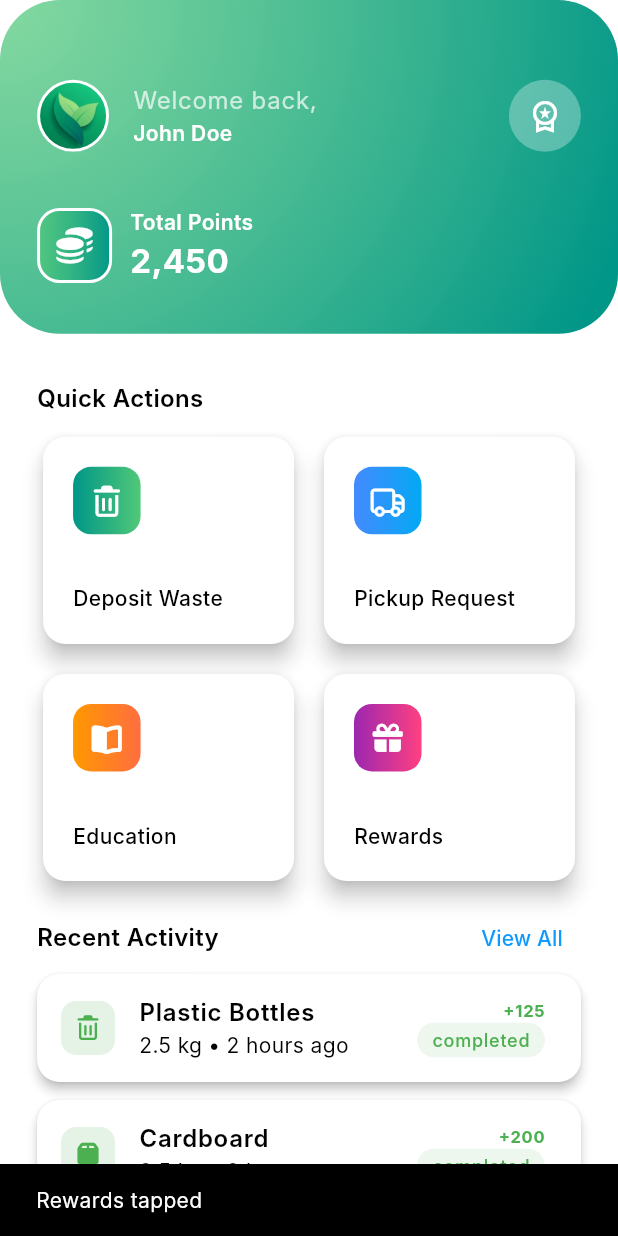
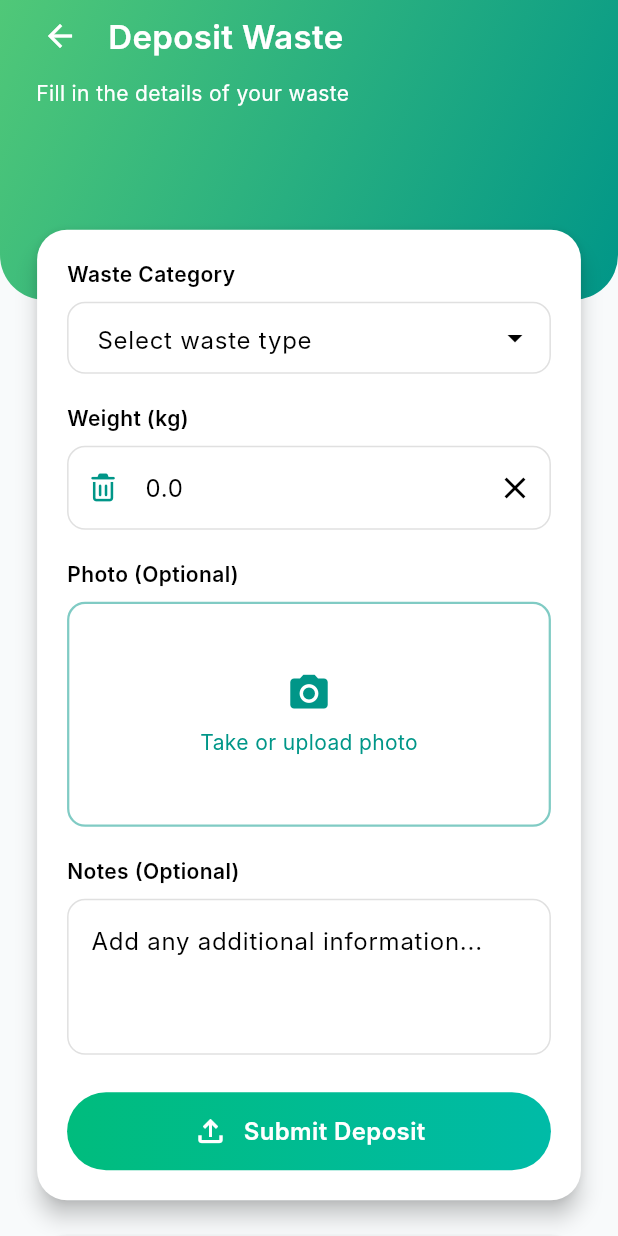
Before and after one commit to GerilValdo/bank_sampah_app, a Flutter app: the DashboardScreen screen opened by its route, after a tap on "Rewards", on a phone screen of 412 x 824 dp. Run offline on Flutter 3.47's test engine with Material 3 defaults, Android fonts, the light colour scheme and no system bars; drawn by our look-alikes of dropdown_search; our stand-ins replace auto_route, flutter_bloc, flutter_screenutil, font_awesome_flutter, google_nav_bar, image_picker and 2 more; Roboto replaces fonts that are missing (Inter).

Commit message:
adding deposit waste screen

```diff
--- a/lib/core/router/app_router.dart
+++ b/lib/core/router/app_router.dart
@@ -2,6 +2,7 @@ import 'package:auto_route/auto_route.dart';
 import 'package:bank_sampah_app/feature/authentication/screen/login_screen.dart';
 import 'package:bank_sampah_app/feature/authentication/splash_screen.dart';
 import 'package:bank_sampah_app/feature/dashboard/screen/dashboard_screen.dart';
+import 'package:bank_sampah_app/feature/dashboard/screen/deposit_waste_screen.dart';
 import 'package:bank_sampah_app/feature/history/screen/history_screen.dart';
 import 'package:bank_sampah_app/feature/main/screen/main_screen.dart';
 import 'package:bank_sampah_app/feature/profile/screen/profile_screen.dart';
@@ -24,5 +25,6 @@ class AppRouter extends RootStackRouter {
     AutoRoute(page: ProfileRoute.page, path: ProfileScreen.id),
     AutoRoute(page: MainRoute.page, path: MainScreen.id),
     AutoRoute(page: RewardsRoute.page, path: RewardsScreen.id),
+    AutoRoute(page: DepositWasteRoute.page, path: DepositWasteScreen.id),
   ];
 }
--- a/lib/feature/dashboard/screen/dashboard_screen.dart
+++ b/lib/feature/dashboard/screen/dashboard_screen.dart
@@ -1,6 +1,7 @@
 import 'package:auto_route/auto_route.dart';
 import 'package:bank_sampah_app/core/constants/app_color.dart';
 import 'package:bank_sampah_app/core/constants/app_style.dart';
+import 'package:bank_sampah_app/core/router/app_router.dart';
 import 'package:flutter/material.dart';
 import 'package:font_awesome_flutter/font_awesome_flutter.dart';
 
@@ -147,16 +148,16 @@ class DashboardScreen extends StatelessWidget {
         'label': 'Deposit Waste',
         'gradient': [Colors.teal, const Color(0xFF50C878)],
       },
-      {
-        'icon': FontAwesomeIcons.truck,
-        'label': 'Pickup Request',
-        'gradient': [Colors.blueAccent, Colors.lightBlue],
-      },
-      {
-        'icon': FontAwesomeIcons.bookOpen,
-        'label': 'Education',
-        'gradient': [Colors.orange, Colors.deepOrangeAccent],
-      },
+      // {
+      //   'icon': FontAwesomeIcons.truck,
+      //   'label': 'Pickup Request',
+      //   'gradient': [Colors.blueAccent, Colors.lightBlue],
+      // },
+      // {
+      //   'icon': FontAwesomeIcons.bookOpen,
+      //   'label': 'Education',
+      //   'gradient': [Colors.orange, Colors.deepOrangeAccent],
+      // },
       {
         'icon': FontAwesomeIcons.gift,
         'label': 'Rewards',
@@ -188,9 +189,10 @@ class DashboardScreen extends StatelessWidget {
               label: item['label'],
               gradient: item['gradient'],
               onTap: () {
-                ScaffoldMessenger.of(context).showSnackBar(
-                  SnackBar(content: Text('${item['label']} tapped')),
-                );
+                context.pushRoute(DepositWasteRoute());
+                // ScaffoldMessenger.of(context).showSnackBar(
+                //   SnackBar(content: Text('${item['label']} tapped')),
+                // );
               },
             );
           },
--- a/lib/feature/dashboard/screen/deposit_waste_screen.dart
+++ b/lib/feature/dashboard/screen/deposit_waste_screen.dart
@@ -0,0 +1,531 @@
+import 'dart:io';
+import 'package:auto_route/auto_route.dart';
+import 'package:dropdown_search/dropdown_search.dart';
+import 'package:flutter/material.dart';
+import 'package:font_awesome_flutter/font_awesome_flutter.dart';
+import 'package:image_picker/image_picker.dart';
+import 'package:flutter/services.dart';
+
+@RoutePage()
+class DepositWasteScreen extends StatefulWidget {
+  const DepositWasteScreen({super.key});
+  static const id = '/deposit';
+
+  @override
+  State<DepositWasteScreen> createState() => _DepositWasteScreenState();
+}
+
+class _DepositWasteScreenState extends State<DepositWasteScreen> {
+  final _formKey = GlobalKey<FormState>();
+  final TextEditingController _weightController = TextEditingController();
+  String? selectedCategory;
+  double? weight;
+  String? notes;
+  File? imageFile;
+
+  final picker = ImagePicker();
+
+  @override
+  void dispose() {
+    // TODO: implement dispose
+    _weightController.dispose();
+    super.dispose();
+  }
+
+  // Daftar kategori dengan poin per kg
+  final List<Map<String, dynamic>> wasteCategories = [
+    {'name': 'Plastic Bottles & Containers', 'points': 50},
+    {'name': 'Paper & Cardboard', 'points': 40},
+    {'name': 'Metal Cans & Aluminum', 'points': 75},
+    {'name': 'Glass Bottles', 'points': 60},
+    {'name': 'Electronics', 'points': 100},
+    {'name': 'Organic Waste', 'points': 30},
+  ];
+
+  Future<void> _pickImage() async {
+    try {
+      final XFile? picked = await picker.pickImage(
+        source: ImageSource.gallery,
+        maxWidth: 1200,
+        imageQuality: 85,
+      );
+      if (picked != null) {
+        setState(() {
+          imageFile = File(picked.path);
+        });
+      }
+    } catch (e) {
+      // handle possible errors (permission denied, etc.)
+      ScaffoldMessenger.of(
+        context,
+      ).showSnackBar(SnackBar(content: Text('Failed pick image: $e')));
+    }
+  }
+
+  void _submitForm() {
+    final form = _formKey.currentState;
+    if (form == null) return;
+
+    if (form.validate()) {
+      form.save();
+
+      // contoh: hitung total points jika ingin
+      final selected = wasteCategories.firstWhere(
+        (c) => c['name'] == selectedCategory,
+        orElse: () => {},
+      );
+      final int ptsPerKg = selected.isNotEmpty ? selected['points'] as int : 0;
+      final int totalPts = ((weight ?? 0) * ptsPerKg).round();
+
+      ScaffoldMessenger.of(context).showSnackBar(
+        SnackBar(
+          content: Text(
+            "Deposit submitted successfully 🎉 — Earned $totalPts pts",
+          ),
+          backgroundColor: Colors.green,
+        ),
+      );
+
+      // TODO: panggil API / simpan ke DB di sini
+    } else {
+      // form tidak valid
+      ScaffoldMessenger.of(context).showSnackBar(
+        const SnackBar(content: Text("Please fix errors in the form")),
+      );
+    }
+  }
+
+  @override
+  Widget build(BuildContext context) {
+    final size = MediaQuery.of(context).size;
+    final height = size.height;
+    final width = size.width;
+    return Scaffold(
+      backgroundColor: const Color(0xFFF8FAFB),
+      body: SingleChildScrollView(
+        child: Stack(
+          children: [
+            _buildHeader(context),
+            Padding(
+              padding: EdgeInsets.symmetric(
+                horizontal: width * 0.06,
+                vertical: height * 0.05,
+              ),
+              child: Column(
+                children: [
+                  const SizedBox(height: 100),
+                  _buildDepositForm(),
+                  const SizedBox(height: 20),
+                  _buildTipsSection(),
+                ],
+              ),
+            ),
+          ],
+        ),
+      ),
+    );
+  }
+
+  // HEADER
+  Widget _buildHeader(BuildContext context) {
+    return Container(
+      width: double.infinity,
+      height: 200,
+      padding: const EdgeInsets.symmetric(horizontal: 16),
+      decoration: const BoxDecoration(
+        gradient: LinearGradient(
+          colors: [Color(0xFF50C878), Colors.teal],
+          begin: Alignment.topLeft,
+          end: Alignment.bottomRight,
+        ),
+        borderRadius: BorderRadius.vertical(bottom: Radius.circular(30)),
+      ),
+      child: SafeArea(
+        child: Column(
+          crossAxisAlignment: CrossAxisAlignment.start,
+          children: [
+            Row(
+              children: [
+                IconButton(
+                  onPressed: () => Navigator.pop(context),
+                  icon: const Icon(Icons.arrow_back, color: Colors.white),
+                ),
+                const SizedBox(width: 8),
+
+                const Text(
+                  "Deposit Waste",
+                  style: TextStyle(
+                    color: Colors.white,
+                    fontSize: 22,
+                    fontWeight: FontWeight.w600,
+                  ),
+                ),
+              ],
+            ),
+            const Padding(
+              padding: EdgeInsets.only(left: 8, top: 4),
+              child: Text(
+                "Fill in the details of your waste",
+                style: TextStyle(color: Colors.white, fontSize: 14),
+              ),
+            ),
+          ],
+        ),
+      ),
+    );
+  }
+
+  // FORM
+  Widget _buildDepositForm() {
+    return Card(
+      elevation: 6,
+      shape: RoundedRectangleBorder(borderRadius: BorderRadius.circular(20)),
+      margin: const EdgeInsets.only(top: 12),
+      child: Padding(
+        padding: const EdgeInsets.all(20),
+        child: Form(
+          key: _formKey,
+          child: Column(
+            crossAxisAlignment: CrossAxisAlignment.start,
+            children: [
+              const Text(
+                "Waste Category",
+                style: TextStyle(fontWeight: FontWeight.w600),
+              ),
+              const SizedBox(height: 8),
+              DropdownSearch<String>(
+                items: (filter, loadProps) {
+                  return wasteCategories.map((e) {
+                    final name = e['name'] as String;
+                    final pts = e['points'] as int;
+                    return "$name ($pts pts/kg)";
+                  }).toList();
+                },
+                selectedItem: selectedCategory != null
+                    ? wasteCategories.firstWhere(
+                            (e) => e['name'] == selectedCategory,
+                          )['name']
+                          as String
+                    : null,
+
+                onChanged: (val) {
+                  setState(() {
+                    // Ambil hanya nama kategori tanpa "(xx pts/kg)"
+                    selectedCategory = val?.split('(').first.trim();
+                  });
+                },
+
+                validator: (val) => val == null || val.isEmpty
+                    ? "Please select a waste category"
+                    : null,
+
+                decoratorProps: DropDownDecoratorProps(
+                  decoration: InputDecoration(
+                    hintText: "Select waste type",
+                    filled: true,
+                    fillColor: Colors.white,
+                    contentPadding: const EdgeInsets.symmetric(
+                      horizontal: 16,
+                      vertical: 12,
+                    ),
+                    border: OutlineInputBorder(
+                      borderRadius: BorderRadius.circular(12),
+                    ),
+                    enabledBorder: OutlineInputBorder(
+                      borderRadius: BorderRadius.circular(12),
+                      borderSide: BorderSide(color: Colors.grey.shade300),
+                    ),
+                    focusedBorder: const OutlineInputBorder(
+                      borderRadius: BorderRadius.all(Radius.circular(12)),
+                      borderSide: BorderSide(color: Colors.teal, width: 1.5),
+                    ),
+                  ),
+                ),
+
+                popupProps: PopupProps.menu(
+                  fit: FlexFit.loose,
+                  constraints: const BoxConstraints(maxHeight: 300),
+                  showSearchBox: false,
+                  menuProps: MenuProps(
+                    borderRadius: BorderRadius.circular(12),
+                    elevation: 4,
+                    backgroundColor: Colors.white,
+                  ),
+                  itemBuilder: (context, item, isDisabled, isSelected) {
+                    final isCurrent =
+                        selectedCategory != null &&
+                        item.startsWith(selectedCategory!);
+                    return Container(
+                      decoration: BoxDecoration(
+                        color: isCurrent
+                            ? Colors.teal.withValues(alpha: 0.1)
+                            : Colors.transparent,
+                        borderRadius: BorderRadius.circular(8),
+                      ),
+                      padding: const EdgeInsets.symmetric(
+                        horizontal: 12,
+                        vertical: 10,
+                      ),
+                      child: Row(
+                        mainAxisAlignment: MainAxisAlignment.spaceBetween,
+                        children: [
+                          Expanded(
+                            child: Text(
+                              item.split('(').first.trim(),
+                              overflow: TextOverflow.ellipsis,
+                            ),
+                          ),
+                          Text(
+                            item.split('(').last.replaceAll(')', ''),
+                            style: const TextStyle(
+                              color: Colors.teal,
+                              fontWeight: FontWeight.w600,
+                              fontSize: 12,
+                            ),
+                          ),
+                        ],
+                      ),
+                    );
+                  },
+                ),
+              ),
+              const SizedBox(height: 20),
+              const Text(
+                "Weight (kg)",
+                style: TextStyle(fontWeight: FontWeight.w600),
+              ),
+              const SizedBox(height: 8),
+
+              // Input berat
+              TextFormField(
+                controller: _weightController,
+                keyboardType: const TextInputType.numberWithOptions(
+                  decimal: true,
+                ),
+                inputFormatters: [
+                  // hanya angka dan titik desimal
+                  FilteringTextInputFormatter.allow(RegExp(r'^\d*\.?\d*$')),
+                ],
+                decoration: InputDecoration(
+                  filled: true,
+                  fillColor: Colors.white,
+                  enabledBorder: OutlineInputBorder(
+                    borderRadius: BorderRadius.circular(12),
+                    borderSide: BorderSide(color: Colors.grey.shade300),
+                  ),
+                  focusedBorder: OutlineInputBorder(
+                    borderRadius: BorderRadius.circular(12),
+                    borderSide: const BorderSide(
+                      color: Colors.teal,
+                      width: 1.5,
+                    ),
+                  ),
+                  prefixIcon: const Icon(
+                    FontAwesomeIcons.trashCan,
+                    color: Colors.teal,
+                    size: 18,
+                  ),
+                  suffixIcon: IconButton(
+                    icon: const Icon(Icons.clear),
+                    onPressed: () {
+                      _weightController.clear();
+                      // jika butuh update state/validasi live, panggil setState()
+                      setState(() {});
+                    },
+                  ),
+                  hintText: '0.0',
+                  border: OutlineInputBorder(
+                    borderRadius: BorderRadius.circular(12),
+                  ),
+                ),
+                validator: (val) {
+                  if (val == null || val.trim().isEmpty) {
+                    return "Please enter weight";
+                  }
+                  final parsed = double.tryParse(val);
+                  if (parsed == null) return "Enter a valid number";
+                  if (parsed <= 0) return "Weight must be greater than 0";
+                  return null;
+                },
+              ),
+
+              const SizedBox(height: 20),
+              const Text(
+                "Photo (Optional)",
+                style: TextStyle(fontWeight: FontWeight.w600),
+              ),
+              const SizedBox(height: 8),
+
+              InkWell(
+                onTap:
+                    _pickImage, // pastikan metode ini ada dan aman (try/catch)
+                borderRadius: BorderRadius.circular(12),
+                child: Container(
+                  height: 150,
+                  width: double.infinity,
+                  decoration: BoxDecoration(
+                    borderRadius: BorderRadius.circular(12),
+                    border: Border.all(
+                      color: Colors.teal.withValues(alpha: 0.5),
+                      style: BorderStyle.solid,
+                      width: 1.5,
+                    ),
+                  ),
+                  child: Center(
+                    child: imageFile == null
+                        ? Column(
+                            mainAxisAlignment: MainAxisAlignment.center,
+                            children: const [
+                              Icon(
+                                Icons.camera_alt,
+                                color: Colors.teal,
+                                size: 30,
+                              ),
+                              SizedBox(height: 8),
+                              Text(
+                                "Take or upload photo",
+                                style: TextStyle(
+                                  color: Colors.teal,
+                                  fontSize: 14,
+                                ),
+                              ),
+                            ],
+                          )
+                        : ClipRRect(
+                            borderRadius: BorderRadius.circular(12),
+                            child: Image.file(
+                              imageFile!,
+                              height: 150,
+                              width: double.infinity,
+                              fit: BoxFit.cover,
+                            ),
+                          ),
+                  ),
+                ),
+              ),
+              const SizedBox(height: 20),
+              const Text(
+                "Notes (Optional)",
+                style: TextStyle(fontWeight: FontWeight.w600),
+              ),
+              const SizedBox(height: 8),
+              TextFormField(
+                maxLines: 3,
+                onSaved: (val) => notes = val,
+                decoration: InputDecoration(
+                  filled: true,
+                  fillColor: Colors.white,
+                  enabledBorder: OutlineInputBorder(
+                    borderRadius: BorderRadius.circular(12),
+                    borderSide: BorderSide(color: Colors.grey.shade300),
+                  ),
+                  focusedBorder: OutlineInputBorder(
+                    borderRadius: BorderRadius.circular(12),
+                    borderSide: const BorderSide(
+                      color: Colors.teal,
+                      width: 1.5,
+                    ),
+                  ),
+                  hintText: "Add any additional information...",
+                  border: OutlineInputBorder(
+                    borderRadius: BorderRadius.circular(12),
+                  ),
+                ),
+              ),
+
+              const SizedBox(height: 25),
+              Center(
+                child: InkWell(
+                  onTap: () {
+                    if (_formKey.currentState?.validate() ?? false) {
+                      _formKey.currentState?.save();
+                      final weightValue =
+                          double.tryParse(_weightController.text) ?? 0.0;
+                      // Lakukan submit / hit API / hitung points
+                      // Contoh notifikasi:
+                      ScaffoldMessenger.of(context).showSnackBar(
+                        SnackBar(
+                          content: Text(
+                            'Submitted: $selectedCategory — $weightValue kg',
+                          ),
+                          backgroundColor: Colors.green,
+                        ),
+                      );
+                    } else {
+                      ScaffoldMessenger.of(context).showSnackBar(
+                        const SnackBar(
+                          content: Text('Please complete the form'),
+                        ),
+                      );
+                    }
+                  },
+                  child: Container(
+                    alignment: Alignment.center,
+                    padding: EdgeInsets.symmetric(vertical: 14),
+                    decoration: BoxDecoration(
+                      borderRadius: BorderRadius.circular(30),
+                      gradient: const LinearGradient(
+                        begin: Alignment.centerLeft,
+                        end: Alignment.centerRight,
+                        colors: [Color(0xFF00BC7D), Color(0xFF00BBA7)],
+                      ),
+                    ),
+                    child: Row(
+                      mainAxisAlignment: MainAxisAlignment.center,
+                      spacing: 10,
+                      children: [
+                        Icon(Icons.file_upload_outlined, color: Colors.white),
+                        Text(
+                          'Submit Deposit',
+                          style: TextStyle(
+                            fontSize: 16,
+                            fontWeight: FontWeight.w600,
+                            color: Colors.white,
+                          ),
+                        ),
+                      ],
+                    ),
+                  ),
+                ),
+              ),
+            ],
+          ),
+        ),
+      ),
+    );
+  }
+
+  // TIPS SECTION
+  Widget _buildTipsSection() {
+    return Card(
+      color: Colors.blue[50],
+      elevation: 3,
+      shape: RoundedRectangleBorder(borderRadius: BorderRadius.circular(16)),
+      child: Padding(
+        padding: const EdgeInsets.all(16.0),
+        child: Column(
+          crossAxisAlignment: CrossAxisAlignment.start,
+          children: const [
+            Row(
+              children: [
+                Icon(Icons.lightbulb_outline, color: Colors.amber),
+                SizedBox(width: 8),
+                Text(
+                  'Tips for Better Rewards',
+                  style: TextStyle(
+                    fontWeight: FontWeight.bold,
+                    color: Colors.amber,
+                  ),
+                ),
+              ],
+            ),
+            SizedBox(height: 10),
+            Text("• Clean and dry your waste before depositing"),
+            Text("• Separate different types of waste"),
+            Text("• Take clear photos for faster approval"),
+          ],
+        ),
+      ),
+    );
+  }
+}
--- a/pubspec.yaml
+++ b/pubspec.yaml
@@ -31,6 +31,7 @@ dependencies:
   auto_route: ^10.2.0
   auto_route_generator: ^10.2.5
   cupertino_icons: ^1.0.8
+  dropdown_search: ^6.0.2
   flutter:
     sdk: flutter
   flutter_bloc: ^9.1.1
@@ -38,6 +39,7 @@ dependencies:
   font_awesome_flutter: ^10.12.0
   freezed_annotation: ^3.1.0
   google_nav_bar: ^5.0.7
+  image_picker: ^1.2.0
   intl: ^0.20.2
   json_annotation: ^4.9.0
   logger: ^2.6.2
```
Also changed, not shown: lib/core/router/app_router.gr.dart, lib/feature/dashboard/models/category_model.dart (added), pubspec.lock, 5 other files.
